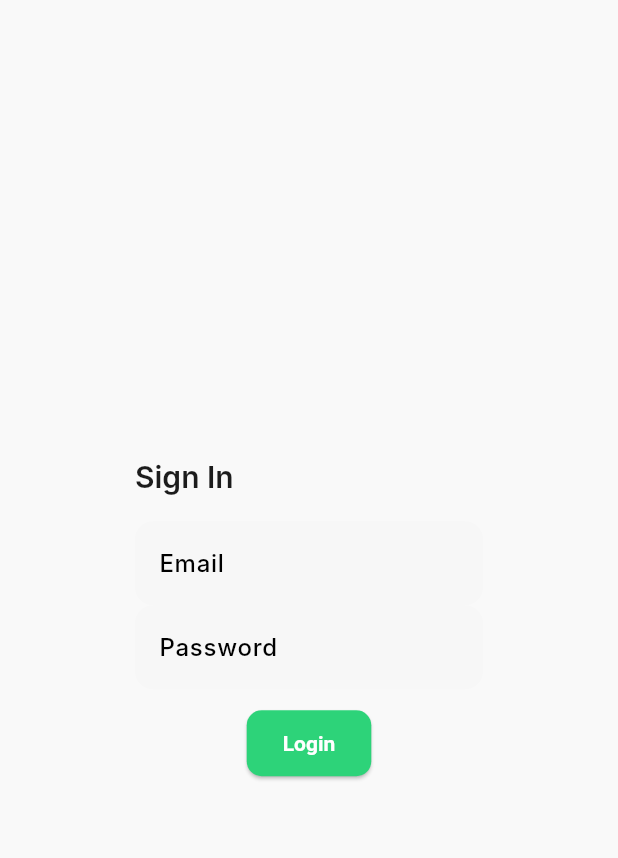
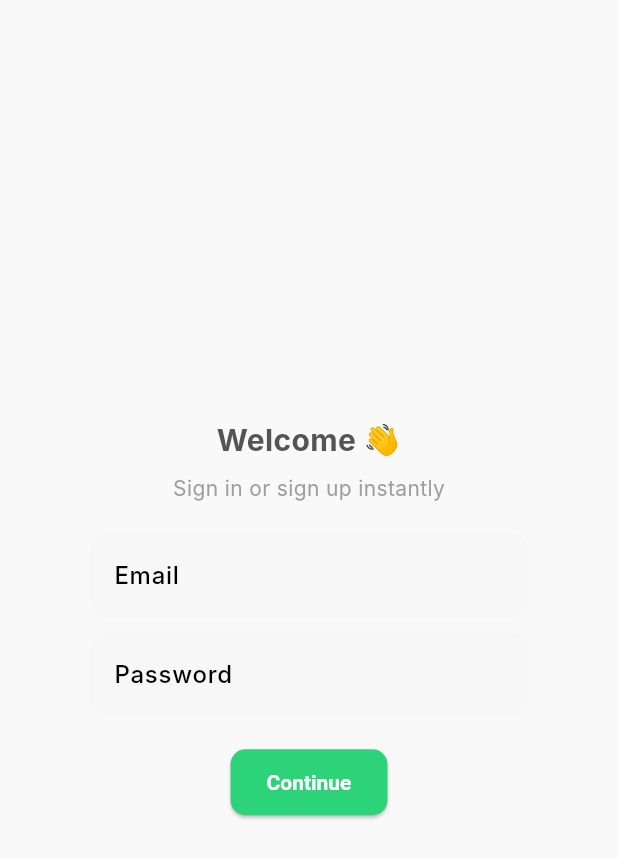
Before and after one commit to alkaffdt/motorent_cons, a Flutter app: the LoginDialog widget shown alone on an empty page, opened directly, on a phone screen of 412 x 824 dp. Shown: the top 858 px of the screen. Run offline on Flutter 3.47's test engine with Material 3 defaults, Android fonts, the phone set to English and light mode, and no system bars; our stand-ins replace flutter_riverpod, supabase, supabase_flutter; accounts and stored records are empty; Roboto replaces fonts that are missing (Inter); statements that could not run were skipped.

Commit message:
feat: add loginOrRegister

```diff
--- a/lib/features/auth/domain/usecases/login_dialog.dart
+++ /dev/null
@@ -1,72 +0,0 @@
-import 'package:flutter/material.dart';
-import 'package:flutter_riverpod/flutter_riverpod.dart';
-import 'package:motorent_cons/features/auth/presentation/providers/auth_providers.dart';
-
-class LoginDialog extends ConsumerStatefulWidget {
-  const LoginDialog({super.key});
-
-  // ===== STATIC METHOD =====
-  static Future<void> showPopup(BuildContext context) async {
-    return showDialog(
-      context: context,
-      barrierDismissible: false,
-      builder: (ctx) => const LoginDialog(),
-    );
-  }
-
-  @override
-  ConsumerState<LoginDialog> createState() => _LoginDialogState();
-}
-
-class _LoginDialogState extends ConsumerState<LoginDialog> {
-  final emailCtrl = TextEditingController();
-  final passwordCtrl = TextEditingController();
-
-  @override
-  Widget build(BuildContext context) {
-    final authState = ref.watch(authControllerProvider);
-
-    return AlertDialog(
-      title: const Text("Sign In"),
-      content: Column(
-        mainAxisSize: MainAxisSize.min,
-        children: [
-          TextField(
-            controller: emailCtrl,
-            decoration: const InputDecoration(labelText: "Email"),
-          ),
-          TextField(
-            controller: passwordCtrl,
-            decoration: const InputDecoration(labelText: "Password"),
-            obscureText: true,
-          ),
-
-          const SizedBox(height: 12),
-
-          authState.isLoading
-              ? const CircularProgressIndicator()
-              : ElevatedButton(
-                  onPressed: () {
-                    ref
-                        .read(authControllerProvider.notifier)
-                        .signIn(
-                          emailCtrl.text.trim(),
-                          passwordCtrl.text.trim(),
-                        );
-                  },
-                  child: const Text("Login"),
-                ),
-
-          if (authState.hasError)
-            Padding(
-              padding: const EdgeInsets.only(top: 10),
-              child: Text(
-                authState.error.toString(),
-                style: const TextStyle(color: Colors.red, fontSize: 12),
-              ),
-            ),
-        ],
-      ),
-    );
-  }
-}
--- a/lib/features/auth/presentation/providers/auth_providers.dart
+++ b/lib/features/auth/presentation/providers/auth_providers.dart
@@ -3,6 +3,8 @@ import 'package:motorent_cons/features/auth/data/repositories/auth_repository_im
 import 'package:motorent_cons/features/auth/domain/repositories/auth_repository.dart';
 import 'package:motorent_cons/features/auth/presentation/providers/auth_controller_provider.dart';
 import 'package:supabase_flutter/supabase_flutter.dart';
+
+// PROVIDERS
 
 final supabaseClientProvider = Provider<SupabaseClient>((ref) {
   return Supabase.instance.client;
--- /dev/null
+++ b/lib/features/auth/presentation/widgets/login_dialog.dart
@@ -0,0 +1,116 @@
+import 'package:flutter/material.dart';
+import 'package:flutter_riverpod/flutter_riverpod.dart';
+import '../providers/auth_providers.dart';
+
+class LoginDialog extends ConsumerStatefulWidget {
+  static Future<void> show(BuildContext context) {
+    return showDialog(
+      context: context,
+      barrierDismissible: true,
+      builder: (_) => const LoginDialog(),
+    );
+  }
+
+  const LoginDialog({super.key});
+
+  @override
+  ConsumerState<LoginDialog> createState() => _LoginDialogState();
+}
+
+class _LoginDialogState extends ConsumerState<LoginDialog> {
+  final emailCtrl = TextEditingController();
+  final passCtrl = TextEditingController();
+  String? inlineError;
+
+  bool loading = false;
+
+  @override
+  Widget build(BuildContext context) {
+    return Dialog(
+      shape: RoundedRectangleBorder(borderRadius: BorderRadius.circular(14)),
+      child: Padding(
+        padding: const EdgeInsets.all(20),
+        child: Column(
+          mainAxisSize: MainAxisSize.min,
+          children: [
+            const Text(
+              "Welcome 👋",
+              style: TextStyle(fontSize: 20, fontWeight: FontWeight.bold),
+            ),
+
+            const SizedBox(height: 8),
+            const Text(
+              "Sign in or sign up instantly",
+              style: TextStyle(color: Colors.grey),
+            ),
+
+            const SizedBox(height: 20),
+
+            if (inlineError != null)
+              Container(
+                width: double.infinity,
+                padding: const EdgeInsets.all(10),
+                decoration: BoxDecoration(
+                  color: Colors.red.shade50,
+                  borderRadius: BorderRadius.circular(8),
+                ),
+                child: Text(
+                  inlineError!,
+                  style: TextStyle(color: Colors.red.shade800),
+                ),
+              ),
+
+            TextField(
+              controller: emailCtrl,
+              decoration: const InputDecoration(labelText: "Email"),
+            ),
+            const SizedBox(height: 10),
+
+            TextField(
+              controller: passCtrl,
+              decoration: const InputDecoration(labelText: "Password"),
+              obscureText: true,
+            ),
+
+            const SizedBox(height: 20),
+
+            ElevatedButton(
+              onPressed: loading ? null : _submit,
+              child: loading
+                  ? const CircularProgressIndicator()
+                  : const Text("Continue"),
+            ),
+          ],
+        ),
+      ),
+    );
+  }
+
+  Future<void> _submit() async {
+    setState(() {
+      inlineError = null;
+      loading = true;
+    });
+
+    final controller = ref.read(authControllerProvider.notifier);
+
+    final result = await controller.loginOrSignup(
+      emailCtrl.text.trim(),
+      passCtrl.text.trim(),
+    );
+
+    setState(() => loading = false);
+
+    if (result.success && !result.isNewUser) {
+      Navigator.of(context).pop(); // login success
+      return;
+    }
+
+    if (result.isNewUser) {
+      setState(() => inlineError = result.message);
+      return;
+    }
+
+    setState(() => inlineError = result.message);
+  }
+}
--- a/lib/features/home/presentation/screens/home_page.dart
+++ b/lib/features/home/presentation/screens/home_page.dart
@@ -15,6 +15,7 @@ class HomePage extends ConsumerWidget {
     final anySelected = ref.watch(selectedRentalDetailProvider) != null;
 
     return Scaffold(
+      resizeToAvoidBottomInset: false,
       body: Stack(
         children: [
           Center(
--- a/lib/main.dart
+++ b/lib/main.dart
@@ -1,6 +1,5 @@
 import 'package:flutter/material.dart';
 import 'package:flutter_riverpod/flutter_riverpod.dart';
-import 'package:motorent_cons/features/auth/presentation/screens/login_page.dart';
 import 'package:motorent_cons/features/home/presentation/screens/home_page.dart';
 import 'package:motorent_cons/themes/app_theme.dart';
 import 'package:supabase_flutter/supabase_flutter.dart';
--- a/pubspec.yaml
+++ b/pubspec.yaml
@@ -41,6 +41,7 @@ dependencies:
   firebase_core: ^4.2.1
   firebase_remote_config: ^6.1.2
   google_sign_in: ^6.3.0
+  dartz: ^0.10.1
 
 
 dev_dependencies:
```
Also changed, not shown: lib/features/auth/data/repositories/auth_repository_impl.dart (+41 -18 lines), lib/features/auth/domain/repositories/auth_repository.dart (+10 -0 lines), lib/features/auth/presentation/providers/auth_controller_provider.dart (+8 -30 lines), lib/features/auth/presentation/screens/login_page.dart (deleted, +0 -26 lines), lib/features/home/presentation/widgets/rent_button.dart (+10 -1 lines).
